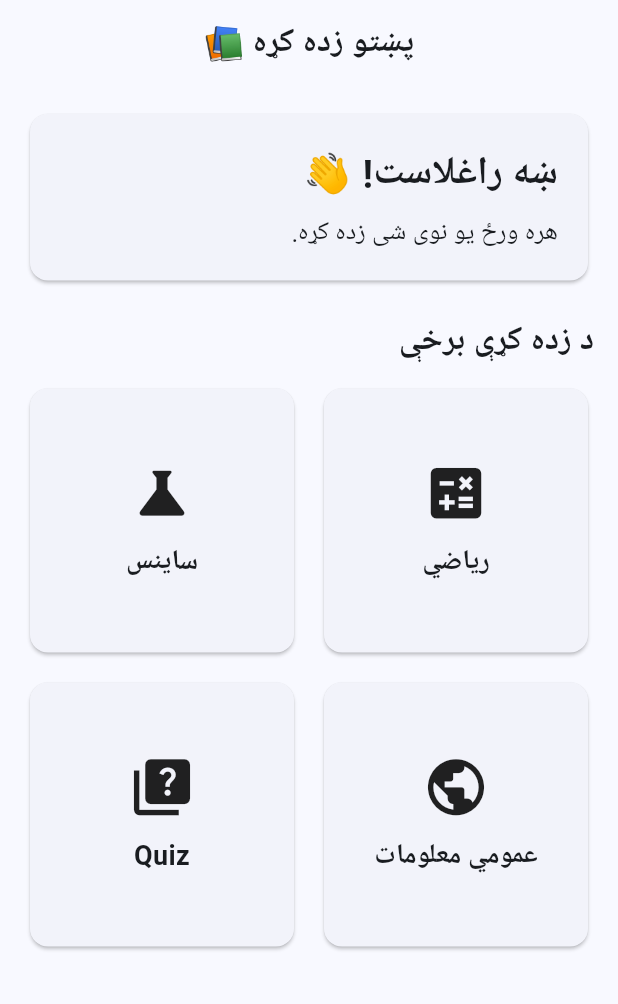
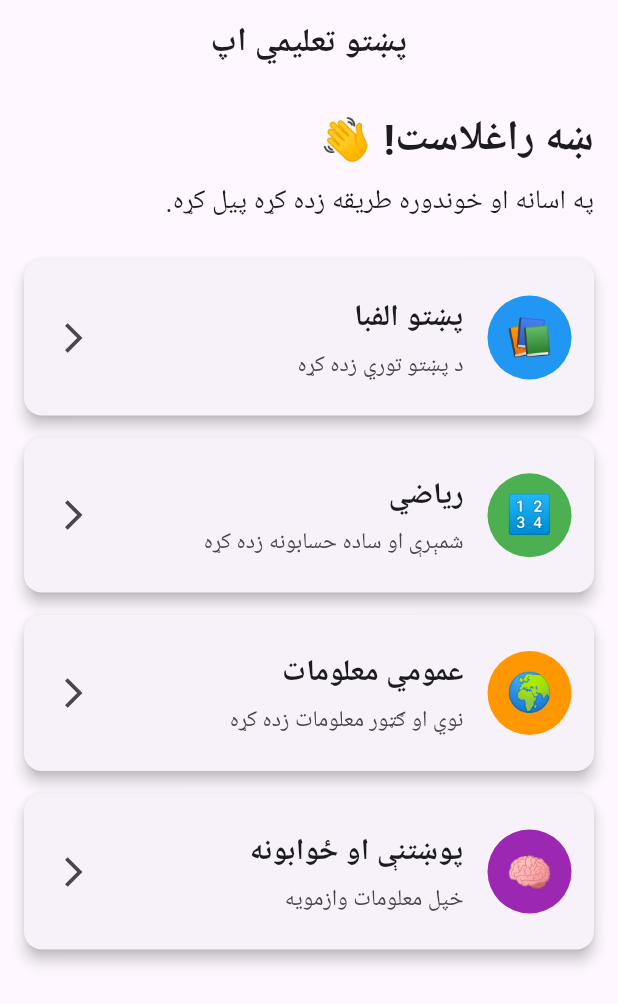
Before and after one commit to sohbathamide-commits/pashto-learning-app, a Flutter app: the screen it shows after launch, on a phone screen of 412 x 824 dp. Shown: the top 1004 px of the screen. Run offline on Flutter 3.47's test engine with Material 3 defaults, Android fonts, the phone set to English and light mode, and no system bars; Roboto replaces fonts that are missing (Arial).

Commit message:
Create Pashto learning app

```diff
--- a/lib/main.dart
+++ b/lib/main.dart
@@ -14,7 +14,7 @@ class PashtoLearningApp extends StatelessWidget {
       title: 'پښتو زده کړه',
       theme: ThemeData(
         useMaterial3: true,
-        colorSchemeSeed: Colors.blue,
+        fontFamily: 'Arial',
       ),
       home: const HomePage(),
     );
@@ -26,19 +26,12 @@ class HomePage extends StatelessWidget {
 
   @override
   Widget build(BuildContext context) {
-    final subjects = [
-      ['ریاضي', Icons.calculate],
-      ['ساینس', Icons.science],
-      ['عمومي معلومات', Icons.public],
-      ['Quiz', Icons.quiz],
-    ];
-
     return Directionality(
       textDirection: TextDirection.rtl,
       child: Scaffold(
         appBar: AppBar(
           title: const Text(
-            'پښتو زده کړه 📚',
+            'پښتو تعلیمي اپ',
             style: TextStyle(fontWeight: FontWeight.bold),
           ),
           centerTitle: true,
@@ -46,87 +39,103 @@ class HomePage extends StatelessWidget {
         body: ListView(
           padding: const EdgeInsets.all(16),
           children: [
-            Card(
-              child: Padding(
-                padding: const EdgeInsets.all(20),
-                child: Column(
-                  crossAxisAlignment: CrossAxisAlignment.start,
-                  children: const [
-                    Text(
-                      'ښه راغلاست! 👋',
-                      style: TextStyle(
-                        fontSize: 26,
-                        fontWeight: FontWeight.bold,
-                      ),
-                    ),
-                    SizedBox(height: 8),
-                    Text(
-                      'هره ورځ یو نوی شی زده کړه.',
-                      style: TextStyle(fontSize: 17),
-                    ),
-                  ],
-                ),
-              ),
-            ),
-
-            const SizedBox(height: 20),
-
             const Text(
-              'د زده کړې برخې',
+              'ښه راغلاست! 👋',
               style: TextStyle(
-                fontSize: 22,
+                fontSize: 28,
                 fontWeight: FontWeight.bold,
               ),
             ),
 
-            const SizedBox(height: 12),
+            const SizedBox(height: 8),
 
-            GridView.builder(
-              shrinkWrap: true,
-              physics: const NeverScrollableScrollPhysics(),
-              itemCount: subjects.length,
-              gridDelegate:
-                  const SliverGridDelegateWithFixedCrossAxisCount(
-                crossAxisCount: 2,
-                crossAxisSpacing: 12,
-                mainAxisSpacing: 12,
-              ),
-              itemBuilder: (context, index) {
-                return Card(
-                  child: InkWell(
-                    onTap: () {
-                      ScaffoldMessenger.of(context).showSnackBar(
-                        SnackBar(
-                          content: Text(
-                            '${subjects[index][0]} برخه به ژر اضافه شي.',
-                          ),
-                        ),
-                      );
-                    },
-                    child: Column(
-                      mainAxisAlignment: MainAxisAlignment.center,
-                      children: [
-                        Icon(
-                          subjects[index][1] as IconData,
-                          size: 45,
-                        ),
-                        const SizedBox(height: 10),
-                        Text(
-                          subjects[index][0] as String,
-                          style: const TextStyle(
-                            fontSize: 18,
-                            fontWeight: FontWeight.bold,
-                          ),
-                        ),
-                      ],
-                    ),
-                  ),
-                );
-              },
+            const Text(
+              'په اسانه او خوندوره طریقه زده کړه پیل کړه.',
+              style: TextStyle(fontSize: 18),
+            ),
+
+            const SizedBox(height: 25),
+
+            _lessonCard(
+              context,
+              '📚',
+              'پښتو الفبا',
+              'د پښتو توري زده کړه',
+              Colors.blue,
+            ),
+
+            _lessonCard(
+              context,
+              '🔢',
+              'ریاضي',
+              'شمېرې او ساده حسابونه زده کړه',
+              Colors.green,
+            ),
+
+            _lessonCard(
+              context,
+              '🌍',
+              'عمومي معلومات',
+              'نوي او ګټور معلومات زده کړه',
+              Colors.orange,
+            ),
+
+            _lessonCard(
+              context,
+              '🧠',
+              'پوښتنې او ځوابونه',
+              'خپل معلومات وازمویه',
+              Colors.purple,
             ),
           ],
         ),
       ),
     );
   }
+
+  Widget _lessonCard(
+    BuildContext context,
+    String icon,
+    String title,
+    String subtitle,
+    Color color,
+  ) {
+    return Card(
+      margin: const EdgeInsets.only(bottom: 15),
+      elevation: 4,
+      child: ListTile(
+        contentPadding: const EdgeInsets.all(15),
+        leading: CircleAvatar(
+          radius: 28,
+          backgroundColor: color,
+          child: Text(
+            icon,
+            style: const TextStyle(fontSize: 25),
+          ),
+        ),
+        title: Text(
+          title,
+          style: const TextStyle(
+            fontSize: 20,
+            fontWeight: FontWeight.bold,
+          ),
+        ),
+        subtitle: Padding(
+          padding: const EdgeInsets.only(top: 5),
+          child: Text(
+            subtitle,
+            style: const TextStyle(fontSize: 15),
+          ),
+        ),
+        trailing: const Icon(Icons.arrow_back_ios),
+        onTap: () {
+          ScaffoldMessenger.of(context).showSnackBar(
+            SnackBar(
+              content: Text('$title ژر به فعال شي 🚀'),
+            ),
+          );
+        },
+      ),
+    );
+  }
 }
```
